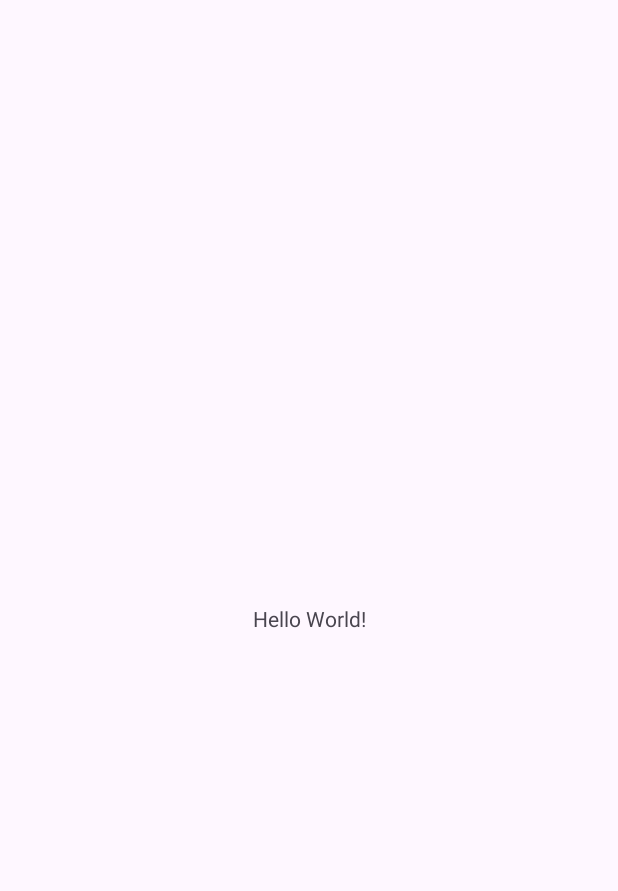
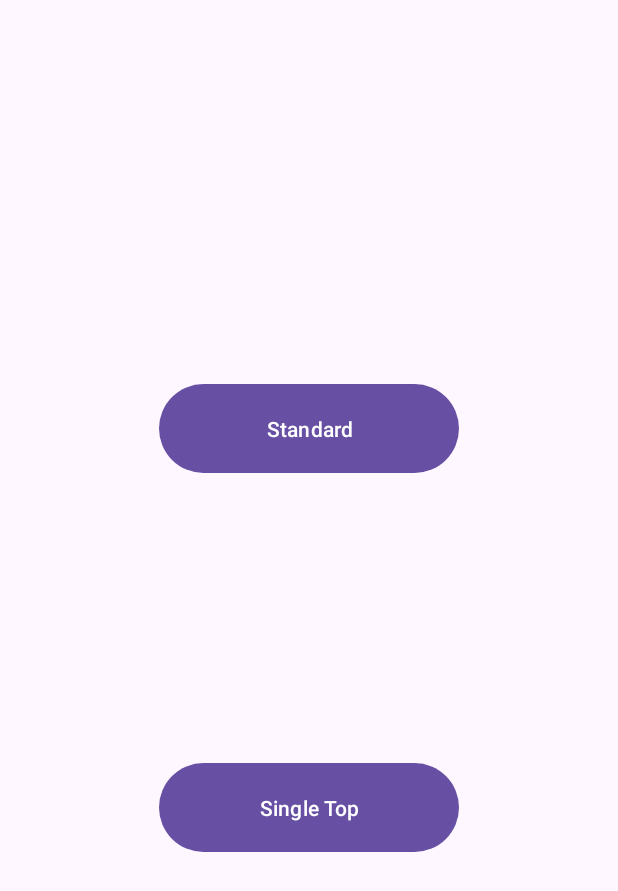
Before and after one commit to Cryoonic/LAB_WEEK_02_C, an Android app: the screen it shows after launch (MainActivity), on a phone screen of 412 x 824 dp. Before the commit the part shown is almost empty. Shown: the top 891 px of the screen. Run offline under Robolectric (Android 15) with nearby library versions, the phone set to English and light mode, and no system bars.

Commit message:
Commit No.4 - Standard activity and single top activity

```diff
--- a/app/src/main/java/com/example/lab_week_02_c/MainActivity.kt
+++ b/app/src/main/java/com/example/lab_week_02_c/MainActivity.kt
@@ -1,20 +1,40 @@
 package com.example.lab_week_02_c
 
+import android.content.Intent
 import android.os.Bundle
 import androidx.activity.enableEdgeToEdge
 import androidx.appcompat.app.AppCompatActivity
+import android.util.Log
+import android.view.View
+import android.widget.Button
 import androidx.core.view.ViewCompat
 import androidx.core.view.WindowInsetsCompat
 
 class MainActivity : AppCompatActivity() {
+    companion object{
+        private const val DEBUG ="DEBUG"
+    }
     override fun onCreate(savedInstanceState: Bundle?) {
         super.onCreate(savedInstanceState)
-        enableEdgeToEdge()
         setContentView(R.layout.activity_main)
-        ViewCompat.setOnApplyWindowInsetsListener(findViewById(R.id.main)) { v, insets ->
-            val systemBars = insets.getInsets(WindowInsetsCompat.Type.systemBars())
-            v.setPadding(systemBars.left, systemBars.top, systemBars.right, systemBars.bottom)
-            insets
+        Log.d(DEBUG, "onCreate")
+
+        val buttonClickListener = View.OnClickListener{
+            view ->
+            when(view.id){
+                R.id.button_standard -> startActivity(
+                    Intent(this,
+                        StandardActivity::class.java)
+                )
+                R.id.button_single_top -> startActivity(
+                    Intent(this,
+                        SingleTopActivity::class.java)
+                )
+            }
         }
+
+        findViewById<Button>(R.id.button_standard).setOnClickListener(buttonClickListener)
+        findViewById<Button>(R.id.button_single_top).setOnClickListener(buttonClickListener)
+
     }
 }
--- a/app/src/main/res/layout/activity_main.xml
+++ b/app/src/main/res/layout/activity_main.xml
@@ -1,19 +1,24 @@
 <?xml version="1.0" encoding="utf-8"?>
-<androidx.constraintlayout.widget.ConstraintLayout xmlns:android="http://schemas.android.com/apk/res/android"
+<androidx.constraintlayout.widget.ConstraintLayout
+    xmlns:android="http://schemas.android.com/apk/res/android"
     xmlns:app="http://schemas.android.com/apk/res-auto"
     xmlns:tools="http://schemas.android.com/tools"
-    android:id="@+id/main"
     android:layout_width="match_parent"
     android:layout_height="match_parent"
     tools:context=".MainActivity">
 
-    <TextView
-        android:layout_width="wrap_content"
+    <include layout="@layout/activity_standard"
+        android:id="@+id/layout_standard"
+        android:layout_width="match_parent"
         android:layout_height="wrap_content"
-        android:text="Hello World!"
-        app:layout_constraintBottom_toBottomOf="parent"
-        app:layout_constraintEnd_toEndOf="parent"
-        app:layout_constraintStart_toStartOf="parent"
-        app:layout_constraintTop_toTopOf="parent" />
+        app:layout_constraintTop_toTopOf="parent"
+        app:layout_constraintBottom_toBottomOf="@+id/layout_single_top" />
+
+    <include layout="@layout/activity_single_top"
+        android:id="@+id/layout_single_top"
+        android:layout_width="match_parent"
+        android:layout_height="wrap_content"
+        app:layout_constraintTop_toTopOf="@+id/layout_standard"
+        app:layout_constraintBottom_toBottomOf="parent"/>
 
 </androidx.constraintlayout.widget.ConstraintLayout>
--- /dev/null
+++ b/app/src/main/res/layout/activity_single_top.xml
@@ -0,0 +1,20 @@
+<?xml version="1.0" encoding="utf-8"?>
+<androidx.constraintlayout.widget.ConstraintLayout
+    xmlns:android="http://schemas.android.com/apk/res/android"
+    xmlns:app="http://schemas.android.com/apk/res-auto"
+    xmlns:tools="http://schemas.android.com/tools"
+    android:layout_width="match_parent"
+    android:layout_height="match_parent"
+    tools:context=".MainActivity">
+
+    <Button
+        android:id="@+id/button_single_top"
+        android:layout_width="200dp"
+        android:layout_height="wrap_content"
+        android:text="@string/single_top_button"
+        android:padding="20dp"
+        app:layout_constraintBottom_toBottomOf="parent"
+        app:layout_constraintLeft_toLeftOf="parent"
+        app:layout_constraintRight_toRightOf="parent"
+        app:layout_constraintTop_toTopOf="parent"/>
+</androidx.constraintlayout.widget.ConstraintLayout>
--- /dev/null
+++ b/app/src/main/res/layout/activity_standard.xml
@@ -0,0 +1,20 @@
+<?xml version="1.0" encoding="utf-8"?>
+<androidx.constraintlayout.widget.ConstraintLayout
+    xmlns:android="http://schemas.android.com/apk/res/android"
+    xmlns:app="http://schemas.android.com/apk/res-auto"
+    xmlns:tools="http://schemas.android.com/tools"
+    android:layout_width="match_parent"
+    android:layout_height="match_parent"
+    tools:context=".MainActivity">
+
+    <Button
+        android:id="@+id/button_standard"
+        android:layout_width="200dp"
+        android:layout_height="wrap_content"
+        android:text="@string/standard_button"
+        android:padding="20dp"
+        app:layout_constraintBottom_toBottomOf="parent"
+        app:layout_constraintLeft_toLeftOf="parent"
+        app:layout_constraintRight_toRightOf="parent"
+        app:layout_constraintTop_toTopOf="parent"/>
+</androidx.constraintlayout.widget.ConstraintLayout>
--- a/app/src/main/res/values/strings.xml
+++ b/app/src/main/res/values/strings.xml
@@ -1,3 +1,5 @@
 <resources>
     <string name="app_name">LAB_WEEK_02_C</string>
+    <string name="standard_button">Standard</string>
+    <string name="single_top_button">Single Top</string>
 </resources>
```
Also changed, not shown: app/src/main/AndroidManifest.xml (+8 -0 lines), app/src/main/java/com/example/lab_week_02_c/SingleTopActivity.kt (added, +31 -0 lines), app/src/main/java/com/example/lab_week_02_c/StandardActivity.kt (added, +32 -0 lines).
